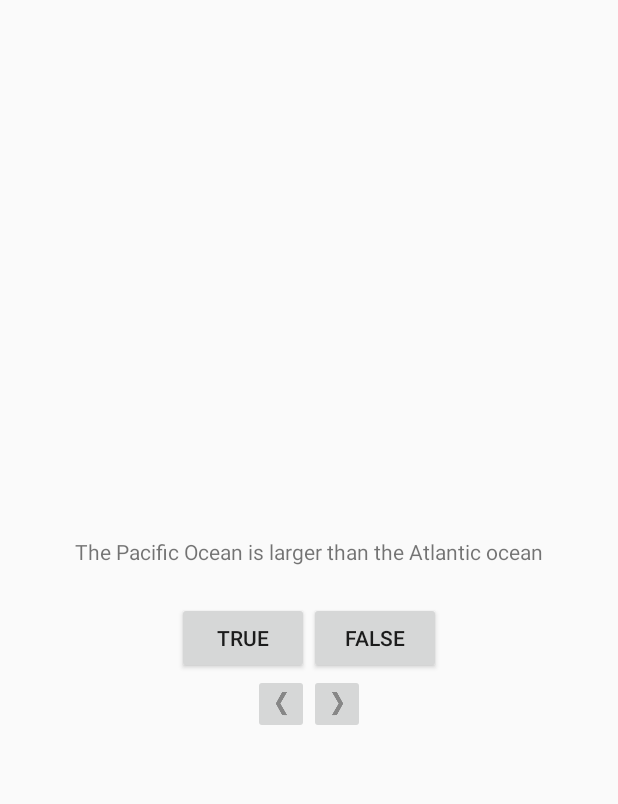
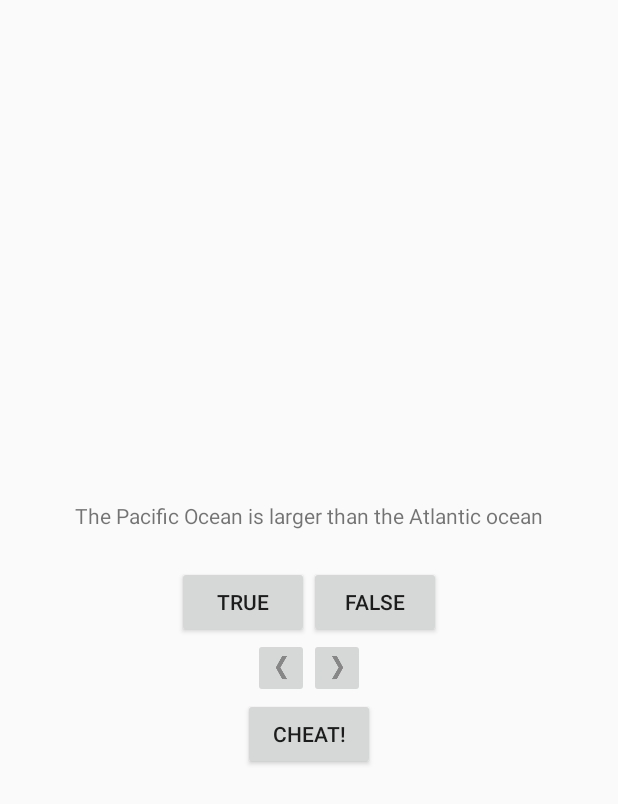
Before and after one commit to luispedraza/big_nerd_android, an Android app: the screen it shows after launch (QuizActivity), on a phone screen of 412 x 824 dp. Shown: the top 804 px of the screen. Run offline under Robolectric (Android 15) with nearby library versions, the phone set to English and light mode, and no system bars.

Commit message:
new activity is started with an intent

```diff
--- a/GeoQuiz/app/src/main/java/es/luispedraza/geoquiz/QuizActivity.java
+++ b/GeoQuiz/app/src/main/java/es/luispedraza/geoquiz/QuizActivity.java
@@ -1,5 +1,6 @@
 package es.luispedraza.geoquiz;
 
+import android.content.Intent;
 import android.os.Bundle;
 import android.support.v7.app.AppCompatActivity;
 import android.util.Log;
@@ -29,6 +30,8 @@ public class QuizActivity extends AppCompatActivity {
     private TextView mQuestionTextView;
     private int mCurrentIndex = 0;
 
+    Button mCheatButton;
+
     private static final String KEY_INDEX = "index";
 
     private ArrayList<Question> mQuestionPool = new ArrayList<>();
@@ -50,6 +53,10 @@ public class QuizActivity extends AppCompatActivity {
         mNextButton = findViewById(R.id.next_button);
         mPrevButton = findViewById(R.id.prev_button);
         mQuestionTextView = (TextView) findViewById(R.id.question_text_view);
+
+        mCheatButton = (Button) findViewById(R.id.cheat_button);
+
+
 
         View.OnClickListener nextQuestionListener = new View.OnClickListener() {
             @Override
@@ -82,6 +89,14 @@ public class QuizActivity extends AppCompatActivity {
             mPrevButton.setTag(-1);
         }
         mQuestionTextView.setOnClickListener(nextQuestionListener);
+
+        mCheatButton.setOnClickListener(new View.OnClickListener() {
+            @Override
+            public void onClick(View v) {
+                Intent cheatIntent = new Intent(QuizActivity.this, CheatActivity.class);
+                startActivity(cheatIntent);
+            }
+        });
 
         loadQuestionsJson();
         updateView();
--- a/GeoQuiz/app/src/main/res/layout-land/content_quiz.xml
+++ b/GeoQuiz/app/src/main/res/layout-land/content_quiz.xml
@@ -42,6 +42,13 @@
     </LinearLayout>
 
     <Button
+        android:id="@+id/cheat_button"
+        android:text="@string/cheat_button"
+        android:layout_gravity="bottom|center"
+        android:layout_width="wrap_content"
+        android:layout_height="wrap_content"/>
+
+    <Button
         android:id="@+id/next_button"
         android:text="@string/next_button"
         android:drawableRight="@mipmap/arrow_right"
--- a/GeoQuiz/app/src/main/res/layout/content_quiz.xml
+++ b/GeoQuiz/app/src/main/res/layout/content_quiz.xml
@@ -59,6 +59,11 @@
 
 
     </LinearLayout>
+    <Button
+        android:id="@+id/cheat_button"
+        android:text="@string/cheat_button"
+        android:layout_width="wrap_content"
+        android:layout_height="wrap_content"/>
 
 
 
--- a/GeoQuiz/app/src/main/res/values/strings.xml
+++ b/GeoQuiz/app/src/main/res/values/strings.xml
@@ -11,4 +11,5 @@
     <string name="prev_button">PREV</string>
     <string name="cheat_warning">Are you sure you want to do this?</string>
     <string name="show_cheat_button">Show Answer</string>
+    <string name="cheat_button">Cheat!</string>
 </resources>
```
